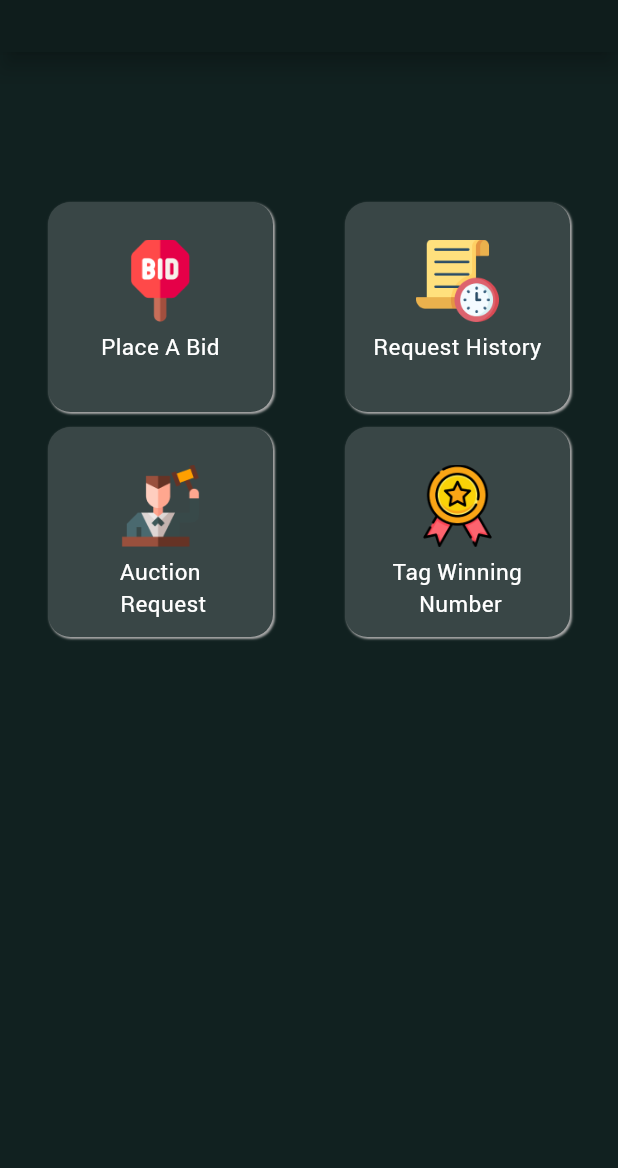
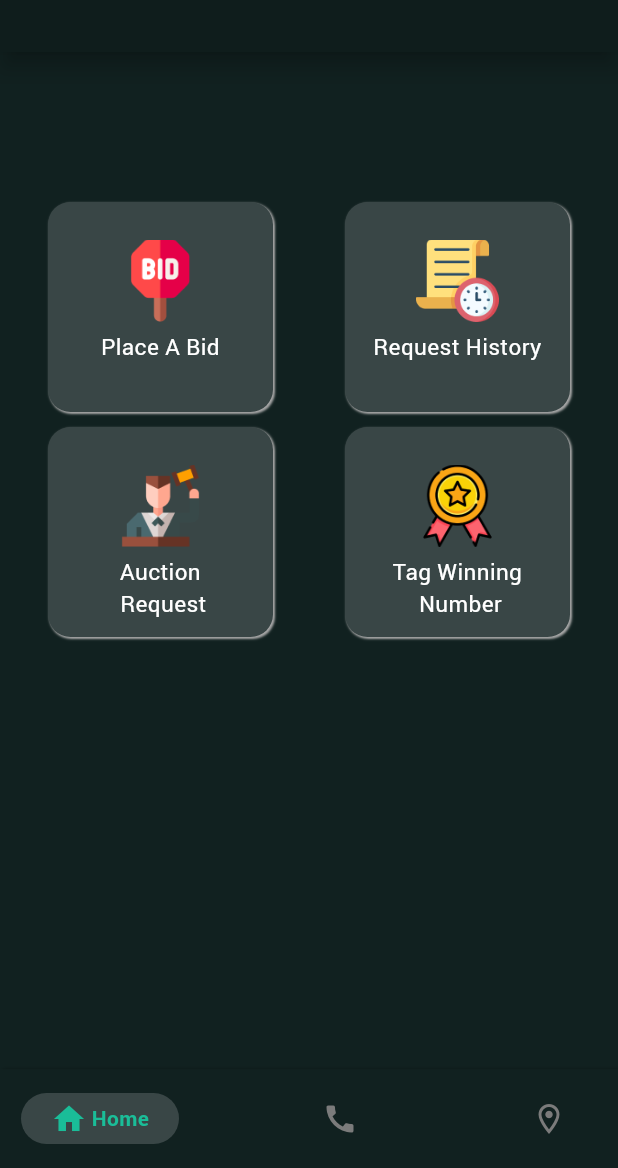
Before and after one commit to amjadjamali06/dummy_app, a Flutter app: the DashboardScreen screen opened by its route, after a tap on "E-Auction", on a phone screen of 412 x 824 dp, the part 68-1236 px from its top. Run offline on Flutter 3.47's test engine with Material 3 defaults, Android fonts, the phone set to English and light mode, and no system bars; drawn by our look-alikes of google_nav_bar; our stand-ins replace awesome_dialog, connectivity_plus, dropdown_search, flutter_secure_storage, fluttertoast, get and 2 more; missing offline and left inert: mask_input_formatter; accounts and stored records are empty.

Commit message:
Committed By Abdul Salam 1) Created Custom Bottom Navigation Bar and its Controller.

```diff
--- /dev/null
+++ b/lib/controllers/custom_widget_controllers/custom_bottom_nav_bar_controller.dart
@@ -0,0 +1,25 @@
+import 'package:excise_e_auction/utils/constants.dart';
+import 'package:get/get.dart';
+
+class CustomBottomNavBarController extends GetxController{
+  static RxInt selectedIndex=0.obs;
+
+
+  Future<void> onItemSelect(int index) async {
+    selectedIndex.value = index;
+    if(selectedIndex.value == 0){
+      if(Get.currentRoute != kDashboardScreenRoute) {
+        Get.offAllNamed(kDashboardScreenRoute);
+      }
+    } else if(selectedIndex.value == 1){
+      /*if(Get.currentRoute != kEAuctionScreenRoute) {
+        Get.offAllNamed(kEAuctionScreenRoute, predicate: (r)=>r.isFirst);
+      }*/
+    } else if(selectedIndex.value == 2){
+      /*if(Get.currentRoute != kSettingsScreenRoute) {
+        Get.offAllNamed(kSettingsScreenRoute, predicate: (r)=>r.isFirst);
+      }*/
+    }
+  }
+
+}
--- a/lib/ui/custom_widgets/custom_app_bar.dart
+++ b/lib/ui/custom_widgets/custom_app_bar.dart
@@ -2,6 +2,7 @@ import 'package:flutter/material.dart';
 import 'package:get/get.dart';
 import 'package:get/get_utils/src/platform/platform_io.dart';
 
+import '../../controllers/custom_widget_controllers/custom_bottom_nav_bar_controller.dart';
 import '../../utils/app_colors.dart';
 
 class CustomAppbar extends StatelessWidget implements PreferredSizeWidget {
@@ -36,6 +37,7 @@ class CustomAppbar extends StatelessWidget implements PreferredSizeWidget {
         child: Image.asset('assets/icons/user-icon.png', color: kPrimaryColor, width: 18, height: 18,),
       ) : screenName.isNotEmpty ?
          IconButton(onPressed:() {
+           CustomBottomNavBarController.selectedIndex.value = 0;
            if (onBackButtonPress != null) {
              onBackButtonPress!();
            }else{
--- /dev/null
+++ b/lib/ui/custom_widgets/custom_bottom_nav_bar.dart
@@ -0,0 +1,52 @@
+import 'package:excise_e_auction/controllers/custom_widget_controllers/custom_bottom_nav_bar_controller.dart';
+import 'package:excise_e_auction/utils/app_colors.dart';
+import 'package:flutter/material.dart';
+import 'package:get/get.dart';
+import 'package:google_nav_bar/google_nav_bar.dart';
+
+class CustomBottomNavBar extends GetView<CustomBottomNavBarController> {
+  const CustomBottomNavBar({super.key});
+
+  @override
+  Widget build(BuildContext context) {
+    return Obx(() => Container(
+          height: Get.height * 0.08,
+          padding: const EdgeInsets.symmetric(horizontal: 14.0),
+          decoration: const BoxDecoration(color: kPrimaryDarkColor, boxShadow: [
+            BoxShadow(
+              color: kBlackColor,
+              offset: Offset(1, 1),
+              blurRadius: 2,
+            )
+          ]),
+          child: GNav(
+              mainAxisAlignment: MainAxisAlignment.spaceBetween,
+              style: GnavStyle.google,
+              tabBorderRadius: 30,
+              selectedIndex: CustomBottomNavBarController.selectedIndex.value,
+              onTabChange: controller.onItemSelect,
+              curve: Curves.bounceIn,
+              duration: const Duration(milliseconds: 100),
+              gap: 3,
+              color: kGreyColor,
+              activeColor: kPrimaryColor,
+              iconSize: 24,
+              tabBackgroundColor: kCardColor,
+              padding: const EdgeInsets.symmetric(horizontal: 20, vertical: 5),
+              tabs: const [
+                GButton(
+                  icon: Icons.home,
+                  text: 'Home',
+                ),
+                GButton(
+                  icon: Icons.call,
+                  text: 'Call',
+                ),
+                GButton(
+                  icon: Icons.location_on_outlined,
+                  text: 'Location',
+                ),
+              ]),
+        ));
+  }
+}
--- a/lib/ui/custom_widgets/custom_scaffold.dart
+++ b/lib/ui/custom_widgets/custom_scaffold.dart
@@ -1,4 +1,6 @@
 import 'dart:io';
+import 'package:excise_e_auction/controllers/custom_widget_controllers/custom_bottom_nav_bar_controller.dart';
+import 'package:excise_e_auction/ui/custom_widgets/custom_bottom_nav_bar.dart';
 import 'package:flutter/material.dart';
 import 'package:get/get.dart';
 import 'package:excise_e_auction/ui/custom_widgets/custom_app_bar.dart';
@@ -53,6 +55,7 @@ class _CustomScaffoldState extends State<CustomScaffold> {
 
     return WillPopScope(
         onWillPop: (){
+          CustomBottomNavBarController.selectedIndex.value = 0;
           if(widget.className == "HomeScreen"|| widget.className == "SignInScreen"){
             if(widget.scaffoldKey.currentState!.isDrawerOpen){
               Get.back();
@@ -130,6 +133,7 @@ class _CustomScaffoldState extends State<CustomScaffold> {
                 shape: const CircleBorder(),
                 child: const Icon(Icons.add,color: kWhiteColor, size: 32),
               ),
+              bottomNavigationBar: const CustomBottomNavBar(),
               // floatingActionButtonLocation: FloatingActionButtonLocation.centerDocked,
             ) ,
           ),
--- a/lib/utils/screen_bindings.dart
+++ b/lib/utils/screen_bindings.dart
@@ -1,4 +1,5 @@
 import 'package:excise_e_auction/controllers/bid_request_history_screen_controller.dart';
+import 'package:excise_e_auction/controllers/custom_widget_controllers/custom_bottom_nav_bar_controller.dart';
 import 'package:excise_e_auction/controllers/login_t_screen_controller.dart';
 import 'package:excise_e_auction/controllers/premium_number_screen_controller.dart';
 import 'package:excise_e_auction/controllers/registration_screen_controller.dart';
@@ -43,6 +44,7 @@ class ScreensBindings extends Bindings {
     Get.lazyPut(() => BidRequestHistoryScreenController());
     Get.lazyPut(()=>AuctionCategoryScreenController());
     Get.lazyPut(()=>AuctionRequestCategoryScreenController());
+    Get.lazyPut(()=>CustomBottomNavBarController());
   }
 
 }
--- a/pubspec.yaml
+++ b/pubspec.yaml
@@ -46,6 +46,7 @@ dependencies:
   flutter_secure_storage: ^9.0.0
   connectivity_plus: ^4.0.2
   rive_common: ^0.4.8
+  google_nav_bar: ^5.0.6
 
 dev_dependencies:
   flutter_test:
```
